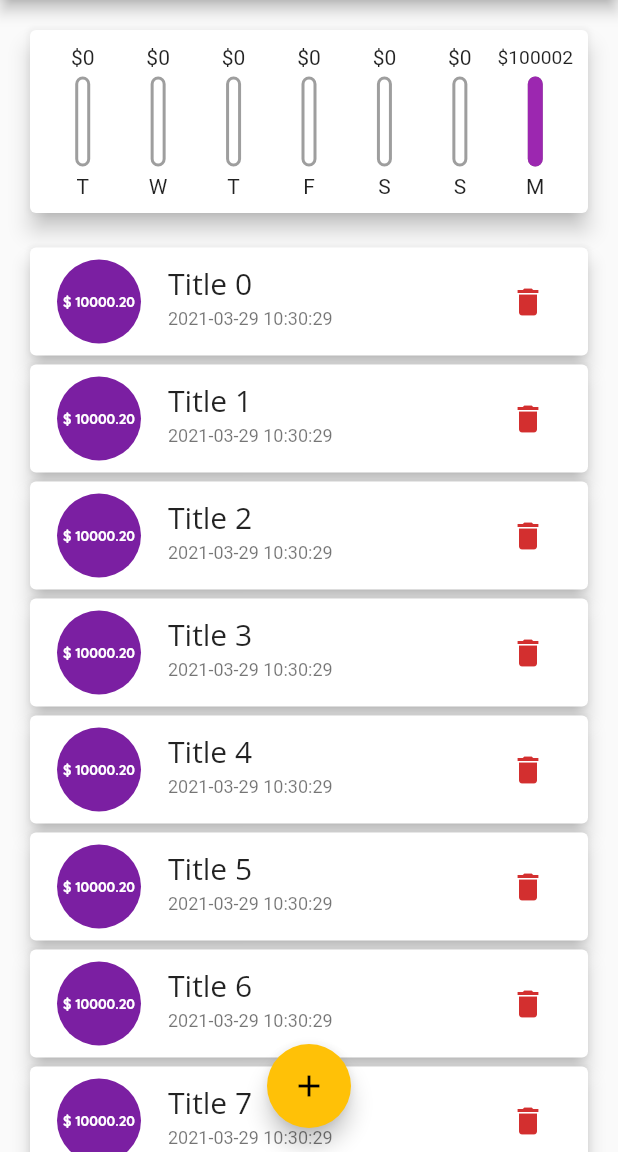
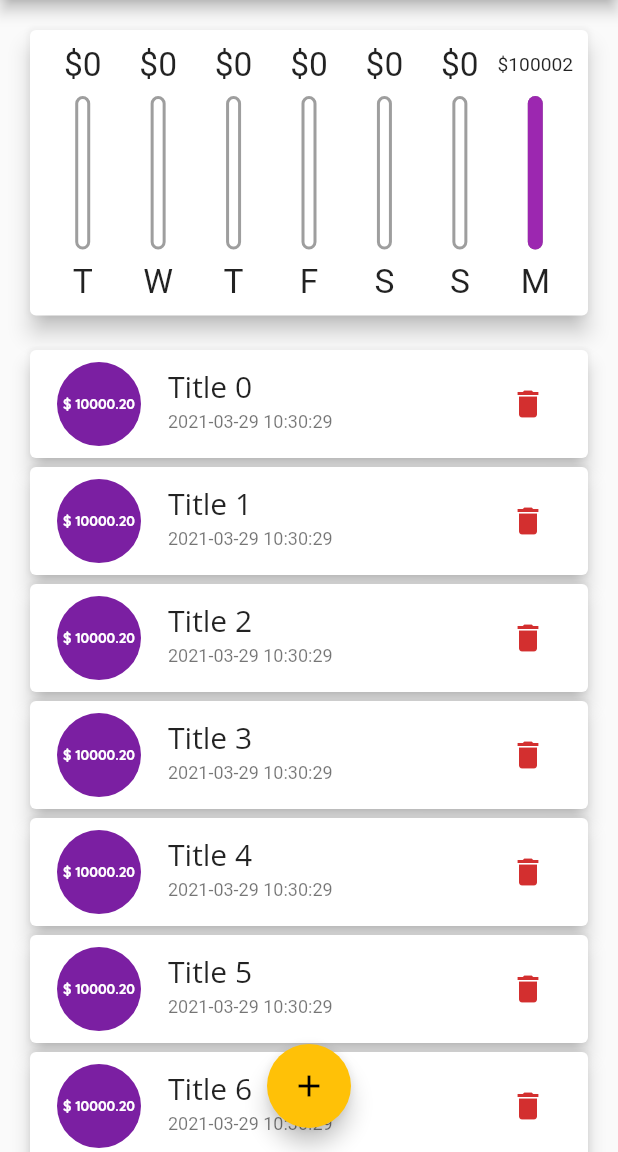
Before and after one commit to caribjin/expense_note, a Flutter app: the screen it shows after launch, on a phone screen of 412 x 824 dp, the part 84-1236 px from its top. Run offline on Flutter 3.47's test engine with Material 2 defaults, Android fonts, the phone set to English and light mode, and no system bars.

Commit message:
responsive layout was applied.

```diff
--- a/lib/main.dart
+++ b/lib/main.dart
@@ -106,8 +106,7 @@ class _MyHomePageState extends State<MyHomePage> {
 
   @override
   Widget build(BuildContext context) {
-    return Scaffold(
-      appBar: AppBar(
+    final appBar = AppBar(
       title: Text('Personal Expenses'),
       actions: [
         IconButton(
@@ -116,13 +115,22 @@ class _MyHomePageState extends State<MyHomePage> {
           onPressed: () => _showNewTransaction(context),
         ),
       ],
-      ),
+    );
+
+    return Scaffold(
+      appBar: appBar,
       body: SingleChildScrollView(
         child: Column(
           crossAxisAlignment: CrossAxisAlignment.stretch,
           children: [
-            Chart(_recentTransactions),
-            TransactionList(_transactions, _removeTransaction),
+            Container(
+              height: (MediaQuery.of(context).size.height - appBar.preferredSize.height - MediaQuery.of(context).padding.top) * 0.3,
+              child: Chart(_recentTransactions),
+            ),
+            Container(
+              height: (MediaQuery.of(context).size.height - appBar.preferredSize.height - MediaQuery.of(context).padding.top) * 0.7,
+              child: TransactionList(_transactions, _removeTransaction),
+            ),
           ],
         ),
       ),
--- a/lib/widgets/chart_bar.dart
+++ b/lib/widgets/chart_bar.dart
@@ -9,17 +9,18 @@ class ChartBar extends StatelessWidget {
 
   @override
   Widget build(BuildContext context) {
+    return LayoutBuilder(builder: (context, constraints) {
       return Column(
         children: [
           Container(
-          height: 16,
+            height: constraints.maxHeight * 0.15,
             child: FittedBox(
               child: Text('\$${_amount.toStringAsFixed(0)}'),
             ),
           ),
-        SizedBox(height: 5),
+          SizedBox(height: constraints.maxHeight * 0.05),
           Container(
-          height: 60,
+            height: constraints.maxHeight * 0.6,
             width: 10,
             child: Stack(
               children: [
@@ -44,9 +45,15 @@ class ChartBar extends StatelessWidget {
               ],
             ),
           ),
-        SizedBox(height: 5),
-        Text(_label.substring(0, 1)),
+          SizedBox(height: constraints.maxHeight * 0.05),
+          Container(
+            height: constraints.maxHeight * 0.15,
+            child: FittedBox(
+              child: Text(_label.substring(0, 1)),
+            ),
+          ),
         ],
       );
+    });
   }
 }
--- a/lib/widgets/new_transaction.dart
+++ b/lib/widgets/new_transaction.dart
@@ -53,8 +53,7 @@ class _NewTransactionState extends State<NewTransaction> {
 
   @override
   Widget build(BuildContext context) {
-    return Card(
-      child: Container(
+    return Container(
       // color: Colors.green,
       padding: EdgeInsets.symmetric(
         horizontal: 20,
@@ -107,7 +106,6 @@ class _NewTransactionState extends State<NewTransaction> {
           ),
         ],
       ),
-      ),
     );
   }
 }
--- a/lib/widgets/transaction_list.dart
+++ b/lib/widgets/transaction_list.dart
@@ -11,9 +11,7 @@ class TransactionList extends StatelessWidget {
 
   @override
   Widget build(BuildContext context) {
-    return Container(
-      height: MediaQuery.of(context).size.height - 140,
-      child: _transactions.isEmpty
+    return _transactions.isEmpty
         ? Column(
             children: [
               Text(
@@ -72,7 +70,6 @@ class TransactionList extends StatelessWidget {
                 ),
               );
             },
-            ),
           );
   }
 }
```
Lines whose indentation alone changed are shown as unchanged.
